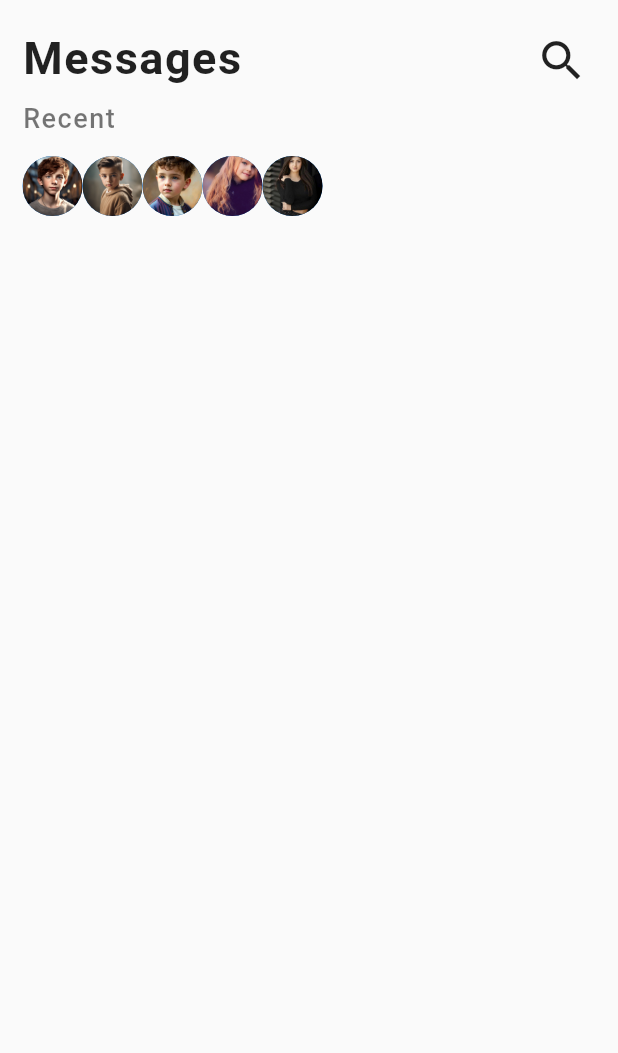
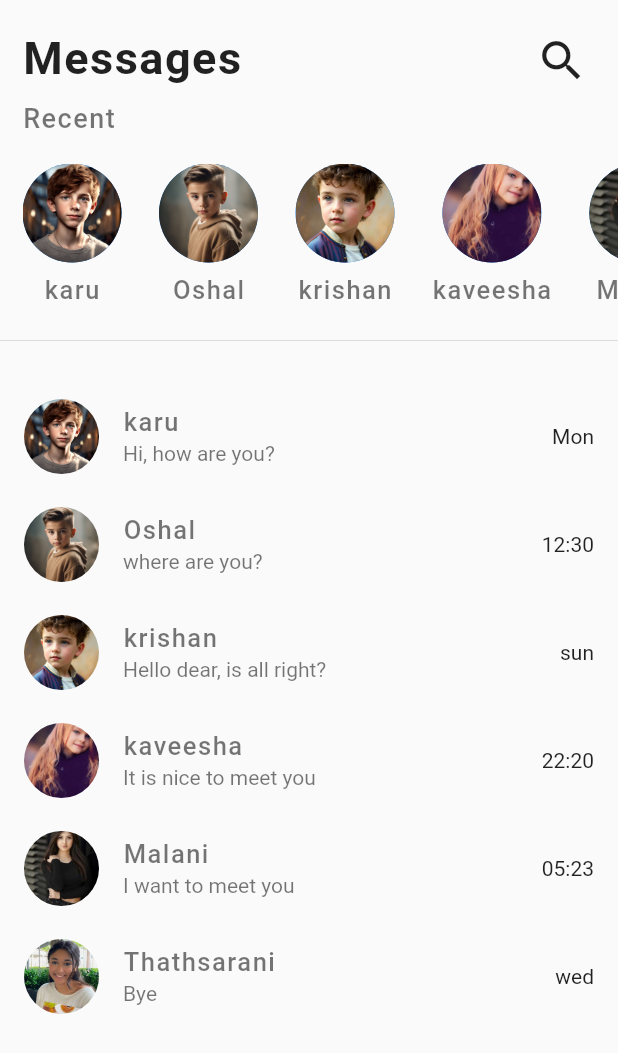
Before and after one commit to vpkthathsarani/ChatApp, a Flutter app: the screen it shows after launch, after a tap on "Let's Chat", on a phone screen of 412 x 824 dp. Shown: the top 1053 px of the screen. Run offline on Flutter 3.47's test engine with Material 2 defaults, Android fonts, the phone set to English and light mode, and no system bars.

Commit message:
modify home_screen

```diff
--- a/lib/home_screen.dart
+++ b/lib/home_screen.dart
@@ -8,14 +8,18 @@ class HomeScreen extends StatelessWidget {
     "image/pic3.jpeg",
     "image/pic4.jpg",
     "image/pic5.jpg",
+    "image/pic6.jpg",
+
   ];
 
   List names = [
-    "pic1",
-    "pic2",
-    "pic3",
-    "pic4",
-    "pic5",
+    "karu",
+    "Oshal",
+    "krishan",
+    "kaveesha",
+    "Malani",
+    "Thathsarani",
+
 
   ];
 
@@ -26,8 +30,18 @@ class HomeScreen extends StatelessWidget {
     "22:20",
     "05:23",
     "wed",
+    "janu",
 
 
+  ];
+
+  List msgs = [
+    "Hi, how are you?",
+    "where are you?",
+    "Hello dear, is all right?",
+    "It is nice to meet you",
+    "I want to meet you",
+    "Bye",
   ];
 
 
@@ -35,12 +49,12 @@ class HomeScreen extends StatelessWidget {
   Widget build(BuildContext context) {
     return Material(
       child: Padding(
-        padding: EdgeInsets.only(top: 15, left: 15),
+        padding: EdgeInsets.only(top: 15,),
         child: Column(
           crossAxisAlignment: CrossAxisAlignment.start,
           children: [
             Padding(
-              padding: const EdgeInsets.only(right: 15),
+              padding: const EdgeInsets.only(right: 15, left: 15),
               child: Row(
                 mainAxisAlignment: MainAxisAlignment.spaceBetween,
                 children: [
@@ -61,7 +75,10 @@ class HomeScreen extends StatelessWidget {
               ),
             ),
             SizedBox(height: 5),
-            Text(
+            Padding(
+              padding: const EdgeInsets.only(left: 15),
+
+            child:Text(
               "Recent",
               style: TextStyle(
                 fontWeight: FontWeight.w500,
@@ -70,26 +87,78 @@ class HomeScreen extends StatelessWidget {
                 letterSpacing: 1,
               ),
             ),
-            SizedBox(height: 15,),
-            SizedBox(
+            ),
+            SizedBox(height: 20),
+             Padding(
+              padding: const EdgeInsets.only(left: 15),
+            child:SizedBox(
               height: 100,
               child: ListView.builder(
               scrollDirection: Axis.horizontal,
               shrinkWrap: true,
               itemCount: image.length,
               itemBuilder: (context , index) {
-                return Column(
+                return Padding(
+                  padding: const EdgeInsets.only(right: 25),
+
+                child: Column(
+
                   children: [
                     CircleAvatar(
                       backgroundImage : AssetImage(
                         image[index],),
-                      maxRadius: 20,
+                      minRadius: 33,
                     ),
+                    SizedBox(height: 8,),
+                    Text(
+                      names[index],
+                      style: TextStyle(
+                        fontWeight: FontWeight.w500,
+                        color: Colors.black54,
+                        fontSize: 17,
+                        letterSpacing: 1,
+              ),
+            ),
                   ],
+                ),
                 );
               },
             ),
-            )
+            ),
+             ),
+            SizedBox(height: 10,),
+            Divider(),
+            SizedBox(height: 20,),
+
+            ListView.builder(
+              itemCount: image.length,
+              shrinkWrap: true,
+              physics: NeverScrollableScrollPhysics(),
+              itemBuilder: (context,index){
+              return ListTile(
+                leading: ClipRRect(
+                  borderRadius: BorderRadius.circular(60),
+                  child: Image.asset(
+                    image[index],
+                    height: 50,
+                    width: 50,
+                    fit: BoxFit.cover,
+                  ),
+                ),
+                title: Text(
+                  names[index],
+                  style: TextStyle(
+                        fontWeight: FontWeight.w500,
+                        color: Colors.black54,
+                        fontSize: 17,
+                        letterSpacing: 1,
+              ),
+              ),
+                subtitle: Text(msgs[index]),
+                trailing: Text(msgTiming[index]),
+              );
+            })
+
           ],
         ),
       ),
```
